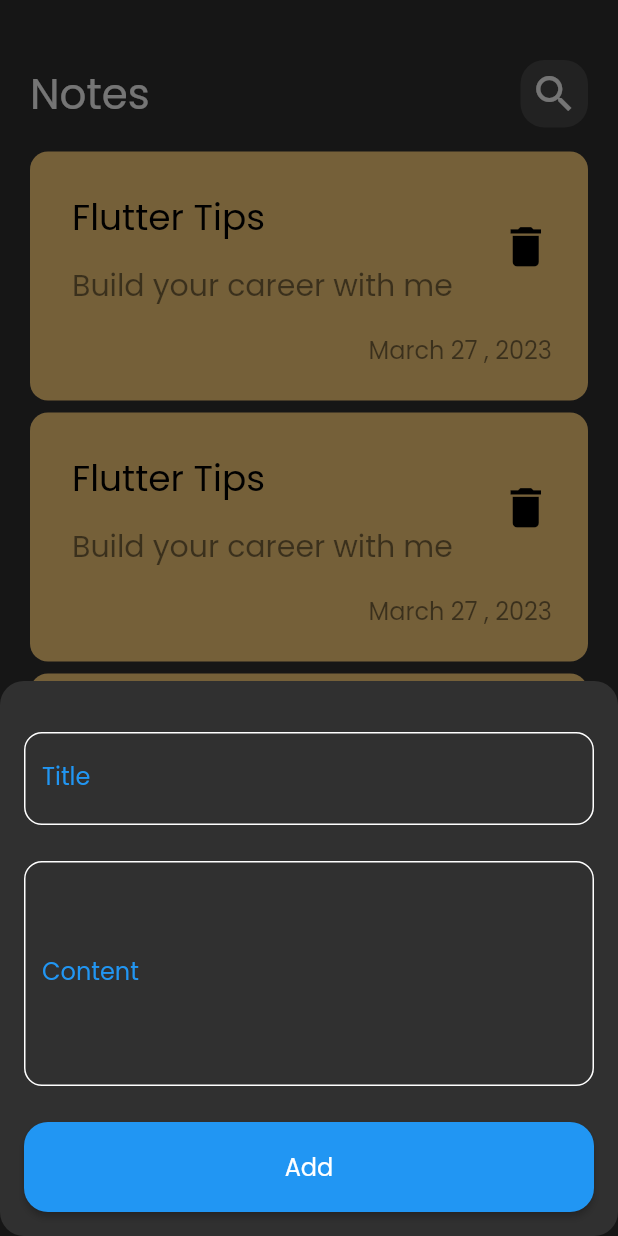
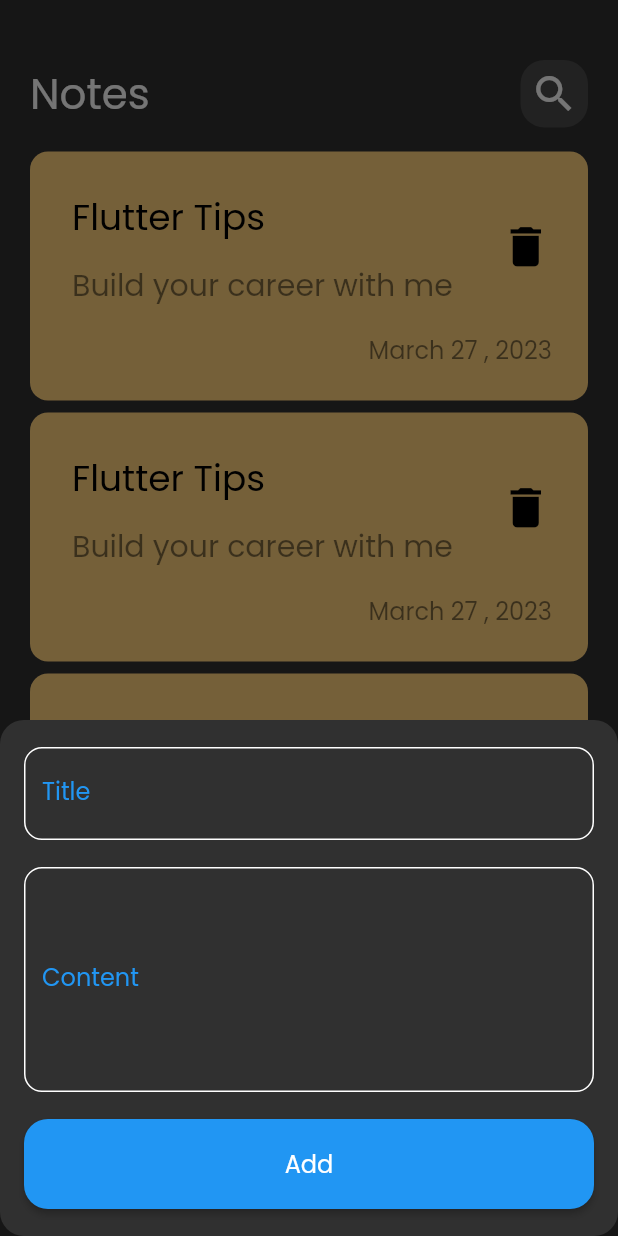
Before and after one commit to Beshoymoriis/notes_app, a Flutter app: the screen it shows after launch, after a tap on the "add" icon, on a phone screen of 412 x 824 dp. Run offline on Flutter 3.47's test engine with Material 2 defaults, Android fonts, the phone set to English and light mode, and no system bars; our stand-ins replace bloc, flutter_bloc, hive, hive_flutter; accounts and stored records are empty.

Commit message:
fix issue keyboard in bottom sheet

```diff
--- a/lib/views/note_view.dart
+++ b/lib/views/note_view.dart
@@ -11,6 +11,7 @@ class NoteView extends StatelessWidget {
       floatingActionButton: FloatingActionButton(
         onPressed: () {
           showModalBottomSheet(
+              isScrollControlled: true,
               shape: RoundedRectangleBorder(
                 borderRadius: BorderRadius.circular(16),
               ),
--- a/lib/widgets/note_view/add_note_bottom_sheet.dart
+++ b/lib/widgets/note_view/add_note_bottom_sheet.dart
@@ -22,9 +22,12 @@ class AddNoteBottomSheet extends StatelessWidget {
         builder: (context, state) {
           return AbsorbPointer(
               absorbing: state is AddNoteLoading ? true : false,
-              child: const Padding(
-                padding: EdgeInsets.symmetric(horizontal: 16, vertical: 16),
-                child: SingleChildScrollView(child: AddNoteForm()),
+              child: Padding(
+                padding: EdgeInsets.only(
+                    left: 16,
+                    right: 16,
+                    bottom: MediaQuery.of(context).viewInsets.bottom),
+                child: const SingleChildScrollView(child: AddNoteForm()),
               ));
         },
       ),
--- a/lib/widgets/note_view/add_note_form.dart
+++ b/lib/widgets/note_view/add_note_form.dart
@@ -37,7 +37,7 @@ class _AddNoteFormState extends State<AddNoteForm> {
             labelText: 'Title',
           ),
           const SizedBox(
-            height: 24,
+            height: 18,
           ),
           CustomTextField(
             onSaved: (value) {
@@ -47,7 +47,7 @@ class _AddNoteFormState extends State<AddNoteForm> {
             maxLines: 5,
           ),
           const SizedBox(
-            height: 24,
+            height: 18,
           ),
           BlocBuilder<AddNoteCubit, AddNoteState>(
             builder: (context, state) {
@@ -70,6 +70,9 @@ class _AddNoteFormState extends State<AddNoteForm> {
               );
             },
           ),
+          const SizedBox(
+            height: 18,
+          ),
         ],
       ),
     );
```
